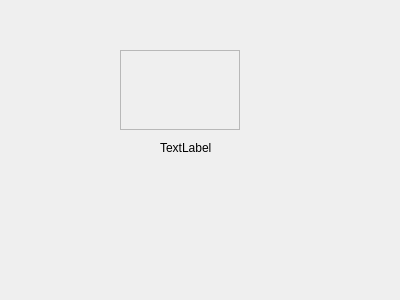
Old version of the form Group Project/ScrumOfTheEarth/contactus.ui in the repository yosmo78/ScrumOfTheEarth.
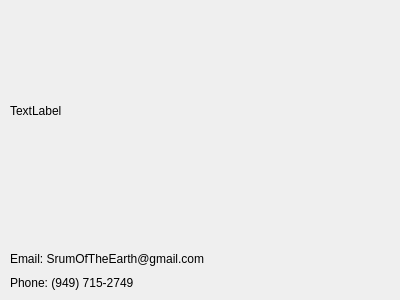
New version of the form.

Commit message: updated contactus window and button on login window

```diff
--- a/Group Project/ScrumOfTheEarth/contactus.ui
+++ b/Group Project/ScrumOfTheEarth/contactus.ui
@@ -16,31 +16,41 @@
   <widget class="QLabel" name="label">
    <property name="geometry">
     <rect>
-     <x>160</x>
-     <y>140</y>
-     <width>59</width>
-     <height>16</height>
+     <x>10</x>
+     <y>10</y>
+     <width>381</width>
+     <height>201</height>
     </rect>
    </property>
    <property name="text">
     <string>TextLabel</string>
    </property>
   </widget>
-  <widget class="QFrame" name="frame">
+  <widget class="QWidget" name="">
    <property name="geometry">
     <rect>
-     <x>120</x>
-     <y>50</y>
-     <width>120</width>
-     <height>80</height>
+     <x>10</x>
+     <y>250</y>
+     <width>220</width>
+     <height>42</height>
     </rect>
    </property>
-   <property name="frameShape">
-    <enum>QFrame::StyledPanel</enum>
-   </property>
-   <property name="frameShadow">
-    <enum>QFrame::Raised</enum>
-   </property>
+   <layout class="QVBoxLayout" name="verticalLayout">
+    <item>
+     <widget class="QLabel" name="label_3">
+      <property name="text">
+       <string>Email: SrumOfTheEarth@gmail.com</string>
+      </property>
+     </widget>
+    </item>
+    <item>
+     <widget class="QLabel" name="label_2">
+      <property name="text">
+       <string>Phone: (949) 715-2749</string>
+      </property>
+     </widget>
+    </item>
+   </layout>
   </widget>
  </widget>
  <resources/>
```
The commit also changes 6 other files.
